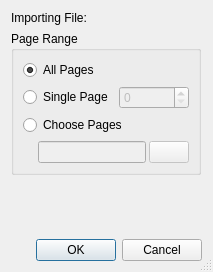
Qt form scribus/plugins/import/xps/xpsimportoptions.ui (scribusproject/scribus) before a commit.
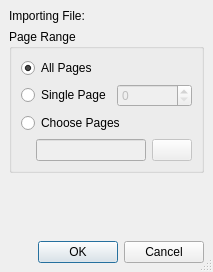
The same form after that commit.

Commit message: #16476: Unify margins and spacing for dialogs, set 8 <bubu>

Patch:
```diff
--- a/scribus/plugins/import/xps/xpsimportoptions.ui
+++ b/scribus/plugins/import/xps/xpsimportoptions.ui
@@ -17,6 +17,18 @@
    <bool>true</bool>
   </property>
   <layout class="QVBoxLayout" name="verticalLayout_4">
+   <property name="leftMargin">
+    <number>9</number>
+   </property>
+   <property name="topMargin">
+    <number>9</number>
+   </property>
+   <property name="rightMargin">
+    <number>9</number>
+   </property>
+   <property name="bottomMargin">
+    <number>9</number>
+   </property>
    <item>
     <layout class="QHBoxLayout" name="horizontalLayout_5">
      <item>
@@ -58,7 +70,7 @@
      <item>
       <widget class="QGroupBox" name="groupBox">
        <property name="sizePolicy">
-        <sizepolicy hsizetype="Maximum" vsizetype="Maximum">
+        <sizepolicy hsizetype="Preferred" vsizetype="Maximum">
          <horstretch>0</horstretch>
          <verstretch>0</verstretch>
         </sizepolicy>
@@ -91,6 +103,12 @@
             <property name="enabled">
              <bool>false</bool>
             </property>
+            <property name="sizePolicy">
+             <sizepolicy hsizetype="MinimumExpanding" vsizetype="Fixed">
+              <horstretch>0</horstretch>
+              <verstretch>0</verstretch>
+             </sizepolicy>
+            </property>
            </widget>
           </item>
          </layout>
@@ -104,9 +122,6 @@
         </item>
         <item>
          <layout class="QHBoxLayout" name="horizontalLayout">
-          <property name="spacing">
-           <number>3</number>
-          </property>
           <property name="leftMargin">
            <number>15</number>
           </property>
```
The commit also changes 4 other files.
